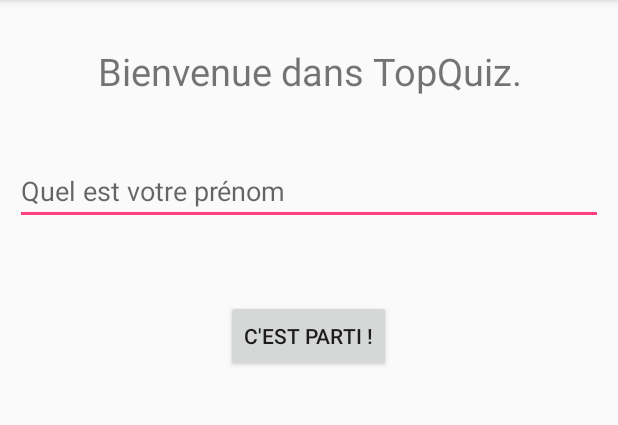
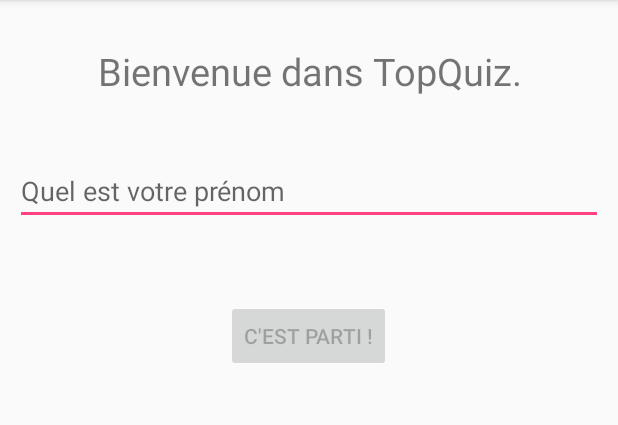
Before and after one commit to olefrancois/OC_Android_TopQuiz, an Android app: the screen it shows after launch (MainActivity), on a phone screen of 412 x 824 dp, the part 84-509 px from its top. Run offline under Robolectric (Android 15) with nearby library versions, the phone set to English and light mode, and no system bars.

Commit message:
Gérez les actions de l'utilisateur

```diff
--- a/app/src/main/java/com/lefrancois/olivier/oc_topquiz/MainActivity.java
+++ b/app/src/main/java/com/lefrancois/olivier/oc_topquiz/MainActivity.java
@@ -1,13 +1,52 @@
 package com.lefrancois.olivier.oc_topquiz;
 
+import android.os.Bundle;
 import android.support.v7.app.AppCompatActivity;
-import android.os.Bundle;
+import android.text.Editable;
+import android.text.TextWatcher;
+import android.view.View;
+import android.widget.Button;
+import android.widget.EditText;
+import android.widget.TextView;
 
 public class MainActivity extends AppCompatActivity {
+
+    private TextView mGreetingText;
+    private EditText mNameInput;
+    private Button mPlayButton;
 
     @Override
     protected void onCreate(Bundle savedInstanceState) {
         super.onCreate(savedInstanceState);
         setContentView(R.layout.activity_main);
+        mGreetingText = (TextView) findViewById(R.id.activity_main_greeting_txt);
+        mNameInput = (EditText) findViewById(R.id.activity_main_name_input);
+        mPlayButton = (Button) findViewById(R.id.activity_main_play_btn);
+        mPlayButton.setEnabled(false);
+
+        mNameInput.addTextChangedListener(new TextWatcher() {
+            @Override
+            public void beforeTextChanged(CharSequence s, int start, int count, int after) {
+
+            }
+
+            @Override
+            public void onTextChanged(CharSequence s, int start, int before, int count) {
+                mPlayButton.setEnabled(s.toString().length() != 0);
+            }
+
+            @Override
+            public void afterTextChanged(Editable s) {
+
+            }
+        });
+
+        mPlayButton.setOnClickListener(new View.OnClickListener() {
+            @Override
+            public void onClick(View view) {
+
+            }
+        });
+
     }
 }
--- a/app/src/main/res/layout/activity_main.xml
+++ b/app/src/main/res/layout/activity_main.xml
@@ -8,6 +8,7 @@
     tools:context="com.lefrancois.olivier.oc_topquiz.MainActivity">
 
     <TextView
+        android:id="@+id/activity_main_greeting_txt"
         android:layout_width="match_parent"
         android:layout_height="wrap_content"
         android:layout_margin="10dp"
@@ -18,6 +19,7 @@
     />
 
     <EditText
+        android:id="@+id/activity_main_name_input"
         android:layout_width="match_parent"
         android:layout_height="wrap_content"
         android:layout_marginTop="10dp"
@@ -26,6 +28,7 @@
         android:hint="Quel est votre prénom" />
 
     <Button
+        android:id="@+id/activity_main_play_btn"
         android:layout_width="wrap_content"
         android:layout_height="wrap_content"
         android:layout_gravity="center"
```
